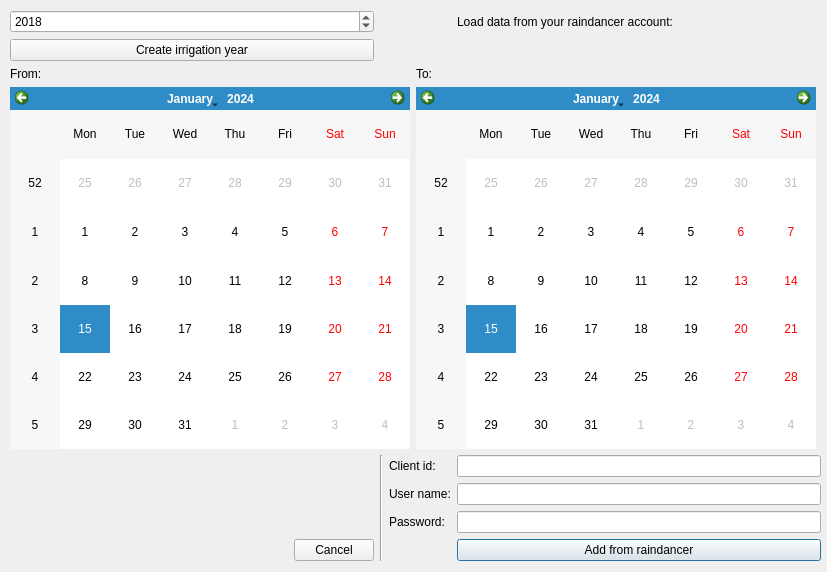
The window that widgets/import_irrigation_dialog_base.ui (axelande/geodatafarm3) describes before a commit, drawn with Qt 5.
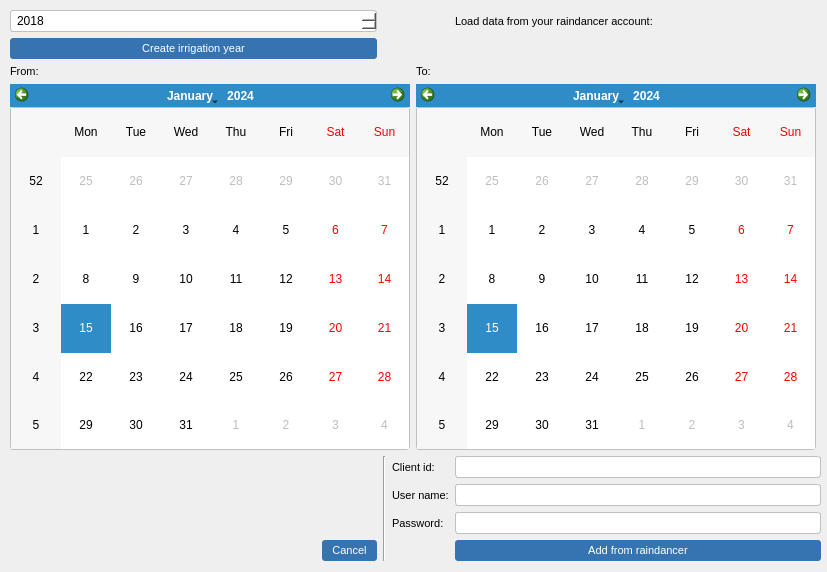
The same window after the commit.

The edit to the form file:
```diff
--- a/widgets/import_irrigation_dialog_base.ui
+++ b/widgets/import_irrigation_dialog_base.ui
@@ -13,7 +13,150 @@
   <property name="windowTitle">
    <string>Add indata to the model</string>
   </property>
-  <widget class="QWidget" name="gridLayoutWidget">
+  <property name="styleSheet"><string notr="true">
+/* === Global === */
+* {
+  font-family: "Segoe UI", sans-serif;
+  font-size: 9pt;
+}
+
+/* === Tab bars === */
+QTabWidget::pane {
+  border: 1px solid #c0c0c0;
+  border-radius: 3px;
+  background: #ffffff;
+}
+QTabBar::tab {
+  background: #f0f0f0;
+  border: 1px solid #c0c0c0;
+  border-bottom: none;
+  border-top-left-radius: 3px;
+  border-top-right-radius: 3px;
+  padding: 4px 10px;
+  margin-right: 1px;
+  font-size: 8pt;
+}
+QTabBar::tab:selected {
+  background: #ffffff;
+  border-bottom: 2px solid #3574b0;
+  font-weight: bold;
+}
+QTabBar::tab:hover:!selected {
+  background: #e4e4e4;
+}
+
+/* === Buttons === */
+QPushButton {
+  background-color: #3574b0;
+  color: white;
+  border: none;
+  border-radius: 3px;
+  padding: 4px 10px;
+  font-size: 8pt;
+}
+QPushButton:hover {
+  background-color: #2a5f8f;
+}
+QPushButton:pressed {
+  background-color: #1e4a6e;
+}
+QPushButton:disabled {
+  background-color: #b0b0b0;
+  color: #e0e0e0;
+}
+
+/* === Inputs === */
+QLineEdit, QPlainTextEdit, QTextEdit {
+  border: 1px solid #c0c0c0;
+  border-radius: 3px;
+  padding: 2px 4px;
+  background: #ffffff;
+}
+QLineEdit:focus, QPlainTextEdit:focus, QTextEdit:focus {
+  border: 1px solid #3574b0;
+}
+
+/* === Combo boxes === */
+QComboBox {
+  border: 1px solid #c0c0c0;
+  border-radius: 3px;
+  padding: 2px 4px;
+  background: #ffffff;
+}
+QComboBox:hover {
+  border: 1px solid #3574b0;
+}
+QComboBox::drop-down {
+  border: none;
+  width: 20px;
+}
+
+/* === Lists === */
+QListWidget {
+  border: 1px solid #c0c0c0;
+  border-radius: 3px;
+  background: #ffffff;
+}
+
+/* === Group boxes === */
+QGroupBox {
+  border: 1px solid #c0c0c0;
+  border-radius: 3px;
+  margin-top: 8px;
+  padding-top: 8px;
+  font-weight: bold;
+  font-size: 8pt;
+}
+QGroupBox::title {
+  subcontrol-origin: margin;
+  left: 8px;
+  padding: 0 3px;
+}
+
+/* === Radio &amp; Check === */
+QRadioButton, QCheckBox {
+  spacing: 4px;
+  font-size: 8pt;
+}
+
+/* === Labels === */
+QLabel {
+  font-size: 8pt;
+}
+
+/* === Calendar === */
+QCalendarWidget {
+  border: 1px solid #c0c0c0;
+  border-radius: 3px;
+}
+
+/* === Table === */
+QTableWidget, QTableView {
+  border: 1px solid #c0c0c0;
+  border-radius: 3px;
+  gridline-color: #e0e0e0;
+}
+QHeaderView::section {
+  background-color: #f0f0f0;
+  border: none;
+  border-bottom: 1px solid #c0c0c0;
+  border-right: 1px solid #e0e0e0;
+  padding: 3px 6px;
+  font-weight: bold;
+  font-size: 8pt;
+}
+
+/* === Spin boxes === */
+QSpinBox, QDoubleSpinBox, QDateEdit, QTimeEdit {
+  border: 1px solid #c0c0c0;
+  border-radius: 3px;
+  padding: 2px 4px;
+  background: #ffffff;
+}
+QSpinBox:focus, QDoubleSpinBox:focus, QDateEdit:focus, QTimeEdit:focus {
+  border: 1px solid #3574b0;
+}
+</string></property><widget class="QWidget" name="gridLayoutWidget">
    <property name="geometry">
     <rect>
      <x>10</x>
```
Left out of the diff: 10 changed lines with no effect on the pictures.
